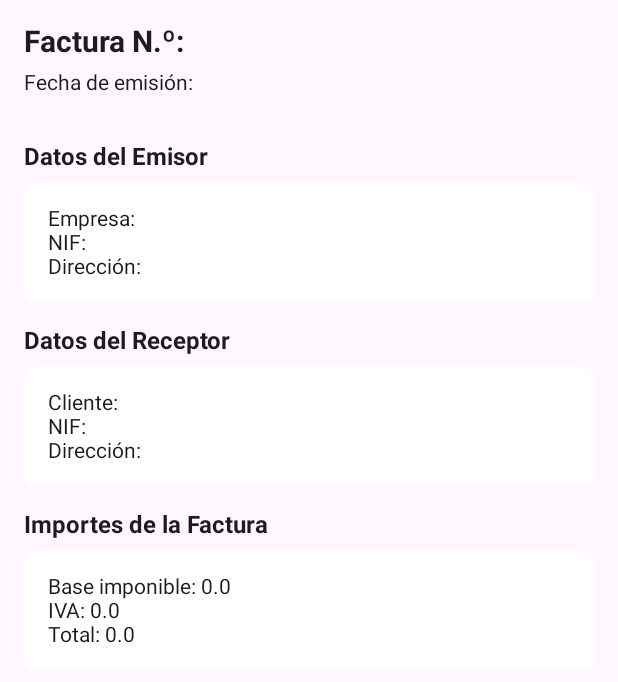
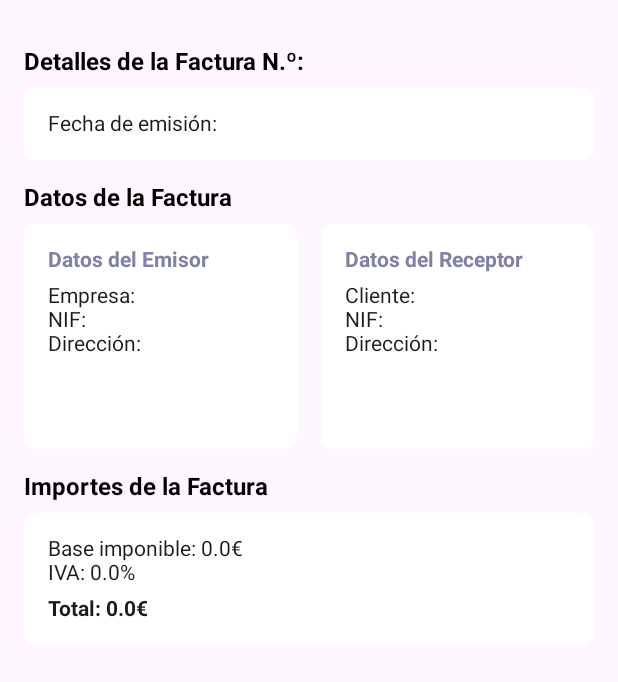
Before and after one commit to JorgeNebrija/ProyectosFacturas, an Android app built with Jetpack Compose: the composable DetalleFactura shown on its own in the app's theme, on a phone screen of 412 x 824 dp. Shown: the top 682 px of the screen. Run offline under Robolectric (Android 15) with nearby library versions, the phone set to English and light mode, and no system bars; our stand-ins replace Firebase (no records; nobody signed in at launch, a user with empty details on screens opened directly), livedata-compose.

Commit message:
Diseño mejorado de la pantalla de detalles de las facturas

```diff
--- a/app/src/main/java/com/example/proyectofacturas/ui/theme/Color.kt
+++ b/app/src/main/java/com/example/proyectofacturas/ui/theme/Color.kt
@@ -11,5 +11,5 @@ val GrisClaro = Color(0xFFB0BEC5)        // Texto secundario y elementos no acti
 val VerdePagado = Color(0xFF66BB6A)      // Color para estados de pago completado
 val NaranjaPendiente = Color(0xFFFFA726) // Color para estados pendientes
 val RojoRetenido = Color(0xFFEF5350)     // Color para facturas en espera
-
-val colorDeFondo =  Color(0xFFEBEBEB)
+val colorTitulo = Color(0xFF8181A5)
+val colorDeFondo = Color(0xFFEBEBEB)
--- a/app/src/main/java/com/example/proyectofacturas/vistas/PantallaDetalleFactura.kt
+++ b/app/src/main/java/com/example/proyectofacturas/vistas/PantallaDetalleFactura.kt
@@ -19,6 +19,7 @@ import com.example.proyectofacturas.componentes.Header
 import com.example.proyectofacturas.modelos.Factura
 import com.example.proyectofacturas.ui.theme.AzulPrincipal
 import com.example.proyectofacturas.ui.theme.colorDeFondo
+import com.example.proyectofacturas.ui.theme.colorTitulo
 import com.example.proyectofacturas.viewmodels.FacturaViewModel
 
 @Composable
@@ -27,6 +28,8 @@ fun PantallaDetalleFactura(
     idFactura: String,
     facturaViewModel: FacturaViewModel
 ) {
+
+
     val factura by facturaViewModel.obtenerFacturaPorId(idFactura).observeAsState()
 
     Scaffold(
@@ -58,43 +61,74 @@ fun PantallaDetalleFactura(
 @Composable
 fun DetalleFactura(factura: Factura) {
     Column(modifier = Modifier.padding(16.dp)) {
+        SeccionDetalle("Detalles de la Factura N.º: ${factura.numeroFactura}") {
+            Text("Fecha de emisión: ${factura.fecha}")
+        }
+
         Text(
-            "Factura N.º: ${factura.numeroFactura}",
+            "Datos de la Factura",
             fontWeight = FontWeight.Bold,
-            fontSize = 20.sp,
-            modifier = Modifier.padding(bottom = 8.dp)
+            fontSize = 16.sp,
+            modifier = Modifier.padding(top = 16.dp, bottom = 8.dp),
+            color = Color.Black
+
         )
-        Text("Fecha de emisión: ${factura.fecha}")
+        Row(
+            modifier = Modifier
 
-        Spacer(modifier = Modifier.height(16.dp))
+                .fillMaxWidth()
+        ) {
+            Column(
+                modifier = Modifier
+                    .weight(1f)
+                    .height(150.dp)
+                    .clip(RoundedCornerShape(8.dp))
+                    .background(Color.White)
+                    .padding(16.dp)
 
-        SeccionDetalle("Datos del Emisor") {
+            ) {
+                Text("Datos del Emisor", fontWeight = FontWeight.Bold, color = colorTitulo)
+               Spacer(modifier = Modifier.height(8.dp))
                 Text("Empresa: ${factura.nombre}")
                 Text("NIF: ${factura.cif}")
                 Text("Dirección: ${factura.direccion}")
             }
-
-        SeccionDetalle("Datos del Receptor") {
+            Spacer(modifier = Modifier.width(16.dp))
+            Column(
+                modifier = Modifier
+                    .weight(1f)
+                    .height(150.dp)
+                    .clip(RoundedCornerShape(8.dp))
+                    .background(Color.White)
+                    .padding(16.dp)
+            ) {
+                Text("Datos del Receptor", fontWeight = FontWeight.Bold, color = colorTitulo)
+                Spacer(modifier = Modifier.height(8.dp))
                 Text("Cliente: ${factura.cliente}")
                 Text("NIF: ${factura.cifCliente}")
-            Text("Dirección: ${factura.direccion}")
+                Text("Dirección: ${factura.direccionCliente}")
+            }
         }
 
         SeccionDetalle("Importes de la Factura") {
-            Text("Base imponible: ${factura.baseImponible}")
-            Text("IVA: ${factura.iva}")
-            Text("Total: ${factura.total}")
+            Text("Base imponible: ${factura.baseImponible}€")
+            Text("IVA: ${factura.iva}%")
+            Spacer(modifier = Modifier.height(8.dp))
+            Text("Total: ${factura.total}€", fontWeight = FontWeight.Bold)
         }
     }
 }
 
 @Composable
 fun SeccionDetalle(titulo: String, contenido: @Composable ColumnScope.() -> Unit) {
+
     Text(
         text = titulo,
         fontWeight = FontWeight.Bold,
         fontSize = 16.sp,
-        modifier = Modifier.padding(top = 16.dp, bottom = 8.dp)
+        modifier = Modifier.padding(top = 16.dp, bottom = 8.dp),
+        color = Color.Black
+
     )
     Column(
         modifier = Modifier
```
Lines whose indentation alone changed are shown as unchanged.
